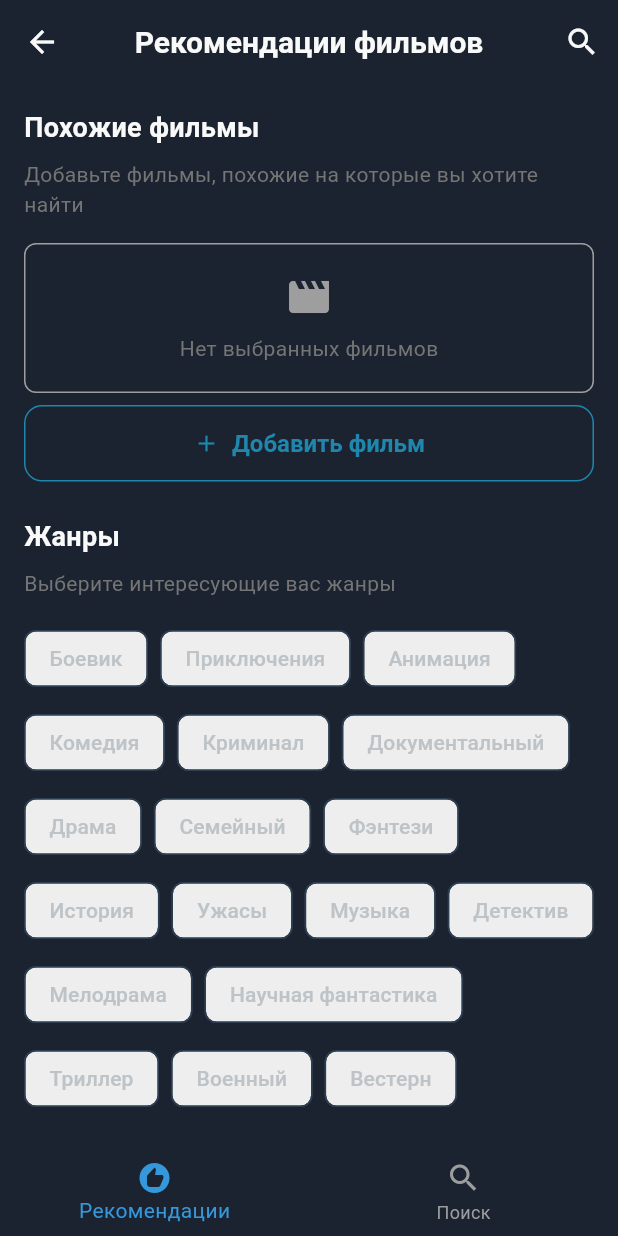
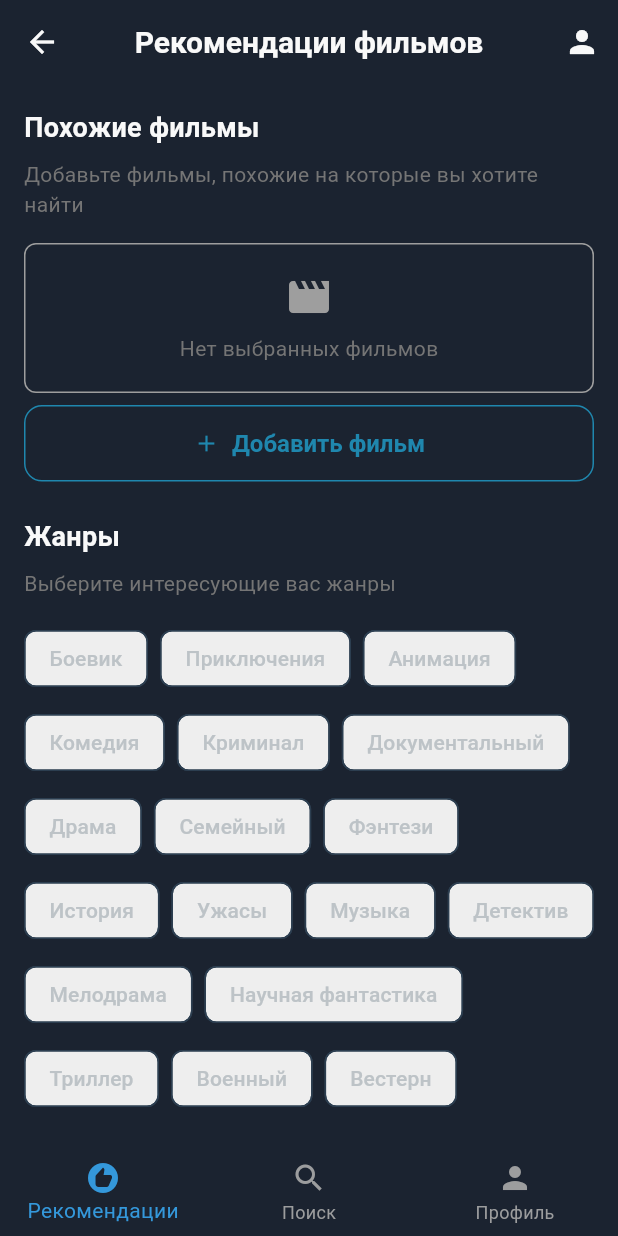
Before and after one commit to SachaYT1/Movie-helper, a Flutter app: the HomePage screen opened by its route, on a phone screen of 412 x 824 dp. Run offline on Flutter 3.47's test engine with Material 3 defaults, Android fonts, the light colour scheme and no system bars; our stand-ins replace cached_network_image, dio, flutter_rating_bar, get_it, shared_preferences; accounts and stored records are empty.

Commit message:
Added ProfileScreen to HomePage and updated navigation routes for profile, search, and recommendations. Removed unused imports from login and registration screens.

```diff
--- a/lib/core/routes/app_routes.dart
+++ b/lib/core/routes/app_routes.dart
@@ -1,4 +1,7 @@
 import 'package:flutter/material.dart';
+import 'package:movie_helper/features/auth/presentation/screens/profile_screen.dart';
+import 'package:movie_helper/features/movies/presentation/screens/recommendation_screen.dart';
+import 'package:movie_helper/features/movies/presentation/screens/search_screen.dart';
 import '../../features/auth/presentation/screens/login_screen.dart';
 import '../../features/auth/presentation/screens/registration_screen.dart';
 import '../../features/auth/presentation/screens/forgot_password_screen.dart';
@@ -9,6 +12,9 @@ class AppRoutes {
   static const String register = '/register';
   static const String forgotPassword = '/forgot-password';
   static const String home = '/home';
+  static const String profile = '/profile';
+  static const String search = '/search';
+  static const String recommendations = '/recommendations';
 
   static Route<dynamic> generateRoute(RouteSettings settings) {
     switch (settings.name) {
@@ -30,6 +36,21 @@ class AppRoutes {
       case home:
         return _buildPageRouteWithTransition(
           const HomePage(),
+          settings,
+        );
+      case profile:
+        return _buildPageRouteWithTransition(
+          const ProfileScreen(),
+          settings,
+        );
+      case search:
+        return _buildPageRouteWithTransition(
+          const SearchScreen(),
+          settings,
+        );
+      case recommendations:
+        return _buildPageRouteWithTransition(
+          const RecommendationScreen(),
           settings,
         );
       default:
--- a/lib/features/auth/presentation/screens/login_screen.dart
+++ b/lib/features/auth/presentation/screens/login_screen.dart
@@ -1,7 +1,6 @@
 import 'package:flutter/material.dart';
 import 'package:provider/provider.dart';
 import '../../../../core/constants/app_colors.dart';
-import '../../../../core/theme/app_theme.dart';
 import '../providers/auth_provider.dart';
 import '../widgets/custom_text_field.dart';
 
--- a/lib/features/auth/presentation/screens/registration_screen.dart
+++ b/lib/features/auth/presentation/screens/registration_screen.dart
@@ -1,7 +1,6 @@
 import 'package:flutter/material.dart';
 import 'package:provider/provider.dart';
 import '../../../../core/constants/app_colors.dart';
-import '../../../../core/theme/app_theme.dart';
 import '../providers/auth_provider.dart';
 import '../widgets/custom_text_field.dart';
 
--- a/lib/features/movies/presentation/screens/recommendation_screen.dart
+++ b/lib/features/movies/presentation/screens/recommendation_screen.dart
@@ -95,12 +95,9 @@ class _RecommendationScreenState extends State<RecommendationScreen> {
         title: const Text('Рекомендации фильмов'),
         actions: [
           IconButton(
-            icon: const Icon(Icons.search),
+            icon: const Icon(Icons.person),
             onPressed: () {
-              Navigator.push(
-                context,
-                MaterialPageRoute(builder: (context) => const SearchScreen()),
-              );
+              Navigator.pushNamed(context, '/profile');
             },
           ),
         ],
@@ -137,7 +134,6 @@ class _RecommendationScreenState extends State<RecommendationScreen> {
 
                 // Список выбранных похожих фильмов
                 if (_similarMovies.isNotEmpty)
-
                   SizedBox(
                     height: 260,
                     child: ListView.builder(
--- a/lib/home_page.dart
+++ b/lib/home_page.dart
@@ -1,6 +1,7 @@
 import 'package:flutter/material.dart';
 import 'package:movie_helper/features/movies/presentation/screens/recommendation_screen.dart';
 import 'package:movie_helper/features/movies/presentation/screens/search_screen.dart';
+import 'package:movie_helper/features/auth/presentation/screens/profile_screen.dart';
 
 class HomePage extends StatefulWidget {
   const HomePage({super.key});
@@ -15,6 +16,7 @@ class _HomePageState extends State<HomePage> {
   static const List<Widget> _widgetOptions = <Widget>[
     RecommendationScreen(),
     SearchScreen(),
+    ProfileScreen(),
   ];
 
   void _onItemTapped(int index) {
@@ -39,6 +41,10 @@ class _HomePageState extends State<HomePage> {
             icon: Icon(Icons.search),
             label: 'Поиск',
           ),
+          BottomNavigationBarItem(
+            icon: Icon(Icons.person),
+            label: 'Профиль',
+          ),
         ],
         currentIndex: _selectedIndex,
         selectedItemColor: Theme.of(context).colorScheme.primary,
```
Also changed, not shown: lib/features/auth/presentation/screens/profile_screen.dart (added, +139 -0 lines).
